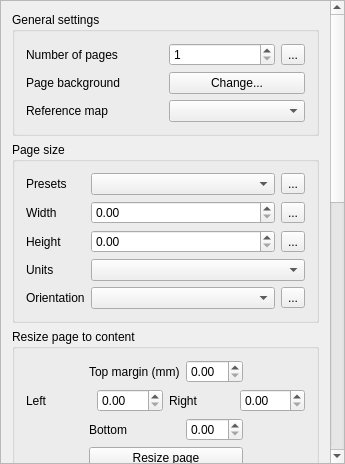
Qt form src/ui/composer/qgscompositionwidgetbase.ui (qgis/QGIS) before a commit.
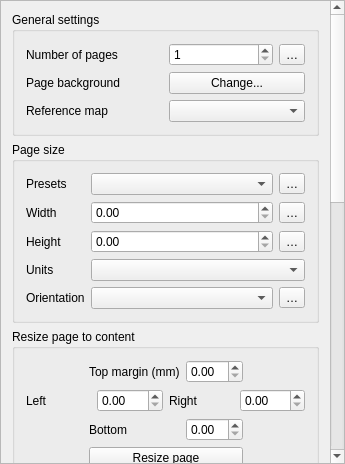
The same form after that commit. Custom widgets are drawn as their Qt base class.

Diff of the .ui file:
```diff
--- a/src/ui/composer/qgscompositionwidgetbase.ui
+++ b/src/ui/composer/qgscompositionwidgetbase.ui
@@ -96,7 +96,7 @@
             <item>
              <widget class="QgsPropertyOverrideButton" name="mNumPagesDDBtn">
               <property name="text">
-               <string>...</string>
+               <string>…</string>
               </property>
              </widget>
             </item>
@@ -243,7 +243,7 @@
             <item>
              <widget class="QgsPropertyOverrideButton" name="mPaperHeightDDBtn">
               <property name="text">
-               <string>...</string>
+               <string>…</string>
               </property>
              </widget>
             </item>
@@ -276,7 +276,7 @@
             <item>
              <widget class="QgsPropertyOverrideButton" name="mPaperWidthDDBtn">
               <property name="text">
-               <string>...</string>
+               <string>…</string>
               </property>
              </widget>
             </item>
@@ -300,7 +300,7 @@
             <item>
              <widget class="QgsPropertyOverrideButton" name="mPaperSizeDDBtn">
               <property name="text">
-               <string>...</string>
+               <string>…</string>
               </property>
              </widget>
             </item>
@@ -334,7 +334,7 @@
             <item>
              <widget class="QgsPropertyOverrideButton" name="mPaperOrientationDDBtn">
               <property name="text">
-               <string>...</string>
+               <string>…</string>
               </property>
              </widget>
             </item>
```
